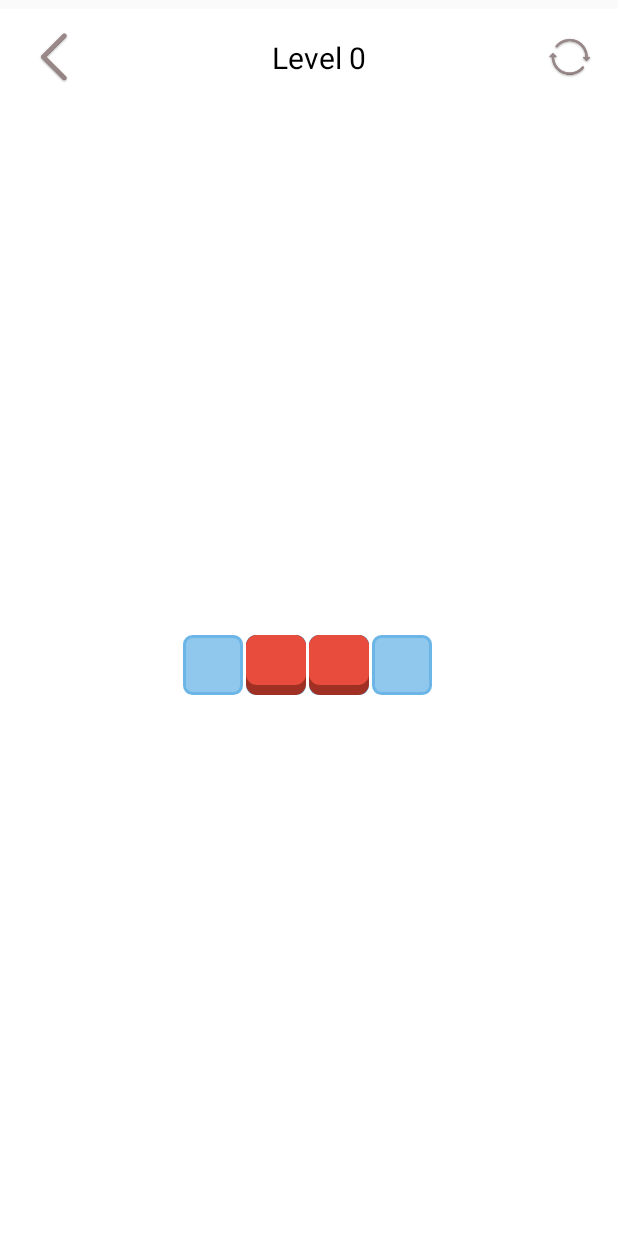
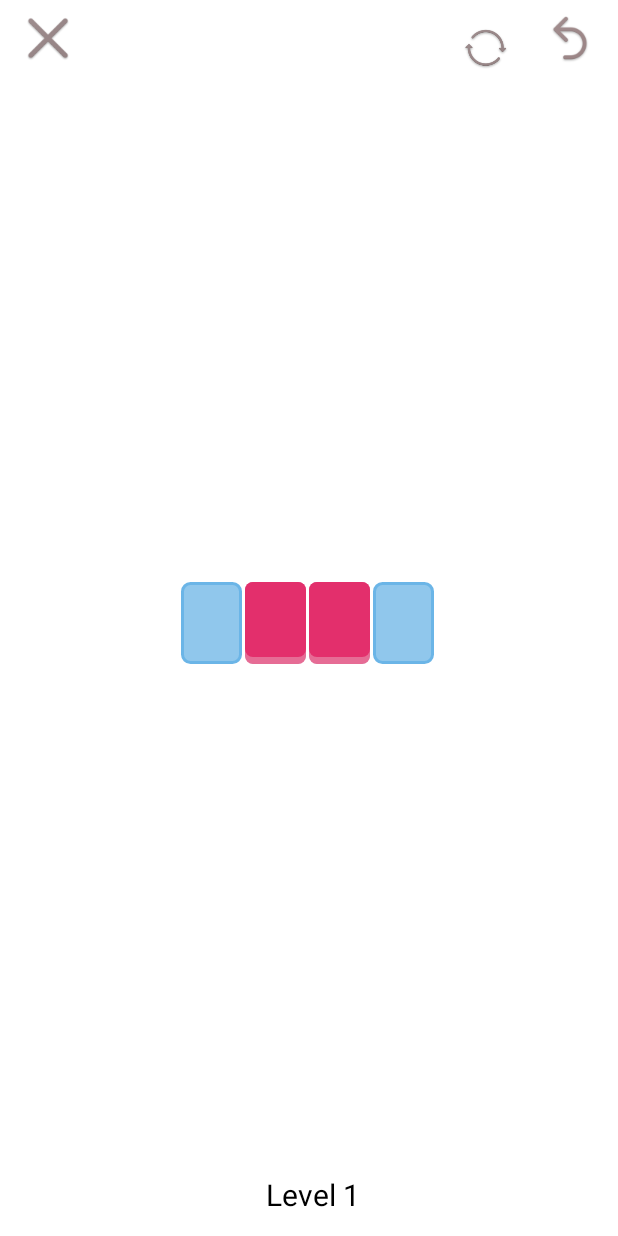
Before and after one commit to angitha-das/Clever-Move, an Android app: the screen it shows after launch (GamePlayActivity), after a tap on an icon or button, on a phone screen of 412 x 824 dp. Run offline under Robolectric (Android 15) with nearby library versions, the light colour scheme and no system bars.

Commit message:
re-design in progress

```diff
--- a/app/src/main/java/com/example/angitha/mygame/activity/GamePlayActivity.java
+++ b/app/src/main/java/com/example/angitha/mygame/activity/GamePlayActivity.java
@@ -1,13 +1,9 @@
 package com.example.angitha.mygame.activity;
 
 import android.content.DialogInterface;
-import android.content.Intent;
 import android.os.Bundle;
-import android.support.annotation.NonNull;
 import android.support.v7.app.AlertDialog;
 import android.support.v7.app.AppCompatActivity;
-import android.view.Menu;
-import android.view.MenuItem;
 import android.view.View;
 import android.view.Window;
 import android.view.WindowManager;
@@ -16,7 +12,6 @@ import android.widget.TextView;
 
 import com.example.angitha.mygame.R;
 import com.example.angitha.mygame.controller.GamePlayController;
-import com.example.angitha.mygame.levels.GameLevels;
 import com.example.angitha.mygame.rules.GameRules;
 import com.example.angitha.mygame.view.BoardView;
 
@@ -30,10 +25,11 @@ public class GamePlayActivity extends AppCompatActivity {
     private final GameRules mGameRules = new GameRules();
 
     private BoardView boardView;
-    private TextView textviewScore;
     private TextView levelIndicator;
-    private ImageView back;
+    private ImageView close;
     private ImageView refresh;
+    private ImageView previousLevel;
+    private ImageView nextLevel;
     Integer position;
 
     @Override
@@ -52,11 +48,13 @@ public class GamePlayActivity extends AppCompatActivity {
             position = extras.getInt("Position");
         }
         boardView = (BoardView) findViewById(R.id.game_table_layout);
-        textviewScore = (TextView) findViewById(R.id.score);
         levelIndicator = (TextView) findViewById(R.id.level);
-        back = (ImageView) findViewById(R.id.back);
+        close = (ImageView) findViewById(R.id.close);
         refresh = (ImageView) findViewById(R.id.refresh);
-        back.setOnClickListener(new View.OnClickListener() {
+        previousLevel = (ImageView) findViewById(R.id.previousLevel);
+        nextLevel = (ImageView) findViewById(R.id.nextLevel);
+
+        close.setOnClickListener(new View.OnClickListener() {
             @Override
             public void onClick(View v) {
                 showAlert(R.string.back);
@@ -68,7 +66,19 @@ public class GamePlayActivity extends AppCompatActivity {
                 showAlert(R.string.restart_game);
             }
         });
-        mGameController = new GamePlayController(this, boardView,textviewScore,levelIndicator);
+        previousLevel.setOnClickListener(new View.OnClickListener() {
+            @Override
+            public void onClick(View v) {
+                mGameController.restartGame();
+            }
+        });
+        nextLevel.setOnClickListener(new View.OnClickListener() {
+            @Override
+            public void onClick(View v) {
+                mGameController.restartGame();
+            }
+        });
+        mGameController = new GamePlayController(this, boardView,levelIndicator,previousLevel,nextLevel);
     }
 
     private void showAlert(final int msgId) {
--- a/app/src/main/java/com/example/angitha/mygame/controller/GamePlayController.java
+++ b/app/src/main/java/com/example/angitha/mygame/controller/GamePlayController.java
@@ -9,6 +9,7 @@ import android.util.Log;
 import android.view.DragEvent;
 import android.view.MotionEvent;
 import android.view.View;
+import android.widget.ImageView;
 import android.widget.TextView;
 
 import com.example.angitha.mygame.BuildConfig;
@@ -49,8 +50,9 @@ public class GamePlayController{
      */
     private int mScore;
     private int mTotalScore;
-    private TextView mTextViewScore;
     private TextView mLevelIndicator;
+    private ImageView mPreviousLevel;
+    private ImageView mNextLevel;
 
     /**
      * current status
@@ -65,11 +67,14 @@ public class GamePlayController{
 
     private GameLevels mGameLevels = GameLevels.getInstance();
 
-    public GamePlayController(Context context, BoardView boardView, TextView textviewScore, TextView levelIndicator) {
+    public GamePlayController(Context context, BoardView boardView
+            , TextView levelIndicator, ImageView previousLevel,ImageView nextLevel) {
         this.mContext = context;
         this.mBoardView = boardView;
-        this.mTextViewScore = textviewScore;
         this.mLevelIndicator = levelIndicator;
+        this.mPreviousLevel = previousLevel;
+        this.mNextLevel = nextLevel;
+
         initialize();
         setScore(mTotalScore);
         updateTextViewScore();
@@ -85,9 +90,18 @@ public class GamePlayController{
         // unfinished the game
         mTotalScore = 0;
         mOutcome = BoardLogic.Outcome.NOTHING;
+
+        //Initialize Previous and next level icon
+        if(mGameLevels.getGameLevelToPlay(mContext) > 0){
+            mPreviousLevel.setVisibility(View.VISIBLE);
+        }
+        if(mGameLevels.getHighestLevelCrossed(mContext) > mGameLevels.getGameLevelToPlay(mContext)){
+            mNextLevel.setVisibility(View.VISIBLE);
+        }
+
         // initialize board as per level
             int mLevelGrid[][] = setGameBoard(mGameLevels.getGameLevelToPlay(mContext));
-            mLevelIndicator.setText(String.format(" Level %d", mGameLevels.getGameLevelToPlay(mContext)));
+            mLevelIndicator.setText(String.format(" Level %d", mGameLevels.getGameLevelToPlay(mContext)+1));
             for (int r = 0; r < 9; r++) {
                 for (int c = 0; c < 9; c++) {
                     mGrid[r][c] = mLevelGrid[r][c];
@@ -97,7 +111,6 @@ public class GamePlayController{
                 }
             }
     }
-
 
     public void exitGame() {
         ((GamePlayActivity) mContext).finish();
@@ -125,7 +138,6 @@ public class GamePlayController{
      *
      */
     private void updateTextViewScore() {
-            mTextViewScore.setText(Integer.toString(getScore()));
             if(getScore() == 1){
                 if(mGameLevels.levelToPlay == mGameLevels.getHighestLevelCrossed(mContext)){
                     mGameLevels.updateLevelStatus(mContext);
@@ -133,8 +145,6 @@ public class GamePlayController{
                     mGameLevels.levelToPlay = mGameLevels.levelToPlay+1;
                 }
                 saveGameLevelCompleted();
-                //mTextViewScore.setText(R.string.won);
-//                alertProceedToNextLevel(R.string.next_level,R.string.continue_playing);
             }
     }
     private void saveGameLevelCompleted(){
@@ -259,10 +269,4 @@ public class GamePlayController{
     private void setScore(int s) {
         mScore = s;
     }
-
-    /**
-     * Getter for score
-     *
-     * @return score
-     */
 }
--- a/app/src/main/java/com/example/angitha/mygame/levels/GameLevels.java
+++ b/app/src/main/java/com/example/angitha/mygame/levels/GameLevels.java
@@ -14,13 +14,14 @@ import static com.example.angitha.mygame.utils.PrefUtils.saveToPrefs;
 public class GameLevels {
     private int totalNumberOfLevels = 12;
     private static final String KEY_LEVEL = "levelCrossed";
-    private Context mContext;
+
 
 
     //clicked from levels activity.disable unlocked levels from click
     public int levelToPlay;
+    public int previousLevel = 0;
+    public int nextLevel = 0;
     public boolean fromMenu;
-    boolean mFromMenu;
 
     /*
     0 invisible
@@ -212,16 +213,16 @@ public class GameLevels {
 
     //updating status of levels
     public void updateLevelStatus(Context mContext){
-        this.mContext = mContext;
         levelToPlay = levelToPlay+1;
         saveToPrefs(mContext,KEY_LEVEL,levelToPlay);
     }
 
     public int getGameLevelToPlay(Context mContext){
-        this.mContext = mContext;
         if(fromMenu) {
             levelToPlay = getHighestLevelCrossed(mContext) ;
         }
+        previousLevel = levelToPlay -1;
+        nextLevel = levelToPlay + 1;
         return levelToPlay;
     }
 
--- a/app/src/main/java/com/example/angitha/mygame/view/BoardView.java
+++ b/app/src/main/java/com/example/angitha/mygame/view/BoardView.java
@@ -1,5 +1,6 @@
 package com.example.angitha.mygame.view;
 
+import android.app.Activity;
 import android.content.Context;
 import android.graphics.drawable.Drawable;
 import android.support.annotation.NonNull;
@@ -71,10 +72,10 @@ public class BoardView extends TableLayout {
 
 	private void buildCells() {
 		removeAllViewsInLayout();
-		int height = dpToPixels(40);
-		int width = dpToPixels(40);
-		int height_peg = dpToPixels(40);
-		int width_peg = dpToPixels(40);
+		int height = (((Activity) getContext()).getWindowManager()
+				.getDefaultDisplay().getHeight())/15;
+		int width = (((Activity) getContext()).getWindowManager()
+				.getDefaultDisplay().getWidth())/10;
 		for (int r = 0; r < Row; r++) {
 			row[r] = new TableRow(mContext);
 			for (int c = 0; c < Col; c++) {
@@ -87,7 +88,7 @@ public class BoardView extends TableLayout {
 						pieces[r][c] = new PegView(mContext, r, c);
 						pieces[r][c].setImageResource(R.drawable.cell);
 						pieces[r][c].setPadding(0,0,0,0);
-						pieces[r][c].setLayoutParams(new ViewGroup.LayoutParams(height_peg,width_peg));
+						pieces[r][c].setLayoutParams(new ViewGroup.LayoutParams(width,height));
 						pieces[r][c].setOnTouchListener(pegTouchListener);
 						squares[r][c].addView(pieces[r][c]);
 					}
--- a/app/src/main/res/drawable/cell.xml
+++ b/app/src/main/res/drawable/cell.xml
@@ -4,15 +4,15 @@
             <!-- SHADOW LAYER -->
             <item android:left="0dp" android:top="0dp">
                 <shape>
-                    <solid android:color="@color/pomegranate" />
-                    <corners android:radius="7dp"/>
+                    <solid android:color="@color/pink" />
+                    <corners android:radius="5dp"/>
                 </shape>
             </item>
             <!-- CONTENT LAYER -->
-            <item android:bottom="7dp" android:right="0dp">
+            <item android:bottom="5dp" android:right="0dp">
                 <shape>
-                    <solid android:color="@color/alizarin" />
-                    <corners android:radius="7dp"/>
+                    <solid android:color="@color/pink_dark" />
+                    <corners android:radius="5dp"/>
                 </shape>
             </item>
 </layer-list>
--- a/app/src/main/res/drawable/red_disc.xml
+++ /dev/null
@@ -1,11 +0,0 @@
-<shape xmlns:android="http://schemas.android.com/apk/res/android"
-    android:shape="oval">
-    <gradient
-        android:startColor="@color/peter_river"
-        android:centerColor="@color/peter_river"
-        android:endColor="@color/peter_river"
-        android:angle="270" />
-    <stroke
-        android:width="5dp"
-        android:color="@color/belize_hole" />
-</shape>
--- a/app/src/main/res/drawable/square_hover.xml
+++ b/app/src/main/res/drawable/square_hover.xml
@@ -1,12 +1,8 @@
 <?xml version="1.0" encoding="utf-8"?>
-<shape xmlns:android="http://schemas.android.com/apk/res/android"
-    android:shape="oval">
-    <gradient
-        android:startColor="@color/alizarin"
-        android:centerColor="@color/alizarin"
-        android:endColor="@color/alizarin"
-        android:angle="270" />
-    <stroke
-        android:width="5dp"
-        android:color="@color/pomegranate" />
+
+<shape xmlns:android="http://schemas.android.com/apk/res/android">
+    <solid android:color="#22A7F0" />
+    <corners android:radius="5dp"/>
+    <stroke android:color="@color/peter_river_dark"
+        android:width="2dp" />
 </shape>
--- a/app/src/main/res/layout/activity_game_play.xml
+++ b/app/src/main/res/layout/activity_game_play.xml
@@ -1,41 +1,45 @@
 <?xml version="1.0" encoding="utf-8"?>
 <android.support.constraint.ConstraintLayout
+    xmlns:android="http://schemas.android.com/apk/res/android"
     xmlns:app="http://schemas.android.com/apk/res-auto"
+    xmlns:tools="http://schemas.android.com/tools"
     android:id="@+id/game_linear_layout"
+    android:layout_width="match_parent"
     android:layout_height="match_parent"
-    android:layout_width="match_parent"
-    android:layout_marginTop="4dp"
     android:layout_gravity="center"
     android:background="@color/colorWhite"
-    xmlns:android="http://schemas.android.com/apk/res/android">
-
+    tools:layout_editor_absoluteY="31dp">
 
     <ImageView
-        android:id="@+id/back"
-        android:layout_width="56dp"
+        android:id="@+id/close"
+        android:layout_width="wrap_content"
         android:layout_height="wrap_content"
-        android:layout_gravity="start"
+        android:layout_gravity="end"
         android:layout_marginLeft="8dp"
         android:layout_marginStart="8dp"
         android:layout_marginTop="8dp"
-        android:src="@drawable/back"
+        android:src="@drawable/close"
+        app:layout_constraintBottom_toBottomOf="@+id/timer"
         app:layout_constraintStart_toStartOf="parent"
         app:layout_constraintTop_toTopOf="parent" />
 
     <TextView
-        android:id="@+id/level"
+        android:id="@+id/timer"
         android:layout_width="wrap_content"
         android:layout_height="wrap_content"
         android:layout_marginBottom="8dp"
         android:layout_marginEnd="8dp"
         android:layout_marginStart="8dp"
         android:layout_marginTop="8dp"
+        android:text="@string/timer"
+        android:textColor="@color/colorBlack"
         android:textSize="20dp"
-        android:textColor="@color/colorBlack"
+        android:visibility="invisible"
         app:layout_constraintBottom_toBottomOf="@+id/refresh"
         app:layout_constraintEnd_toStartOf="@+id/refresh"
-        app:layout_constraintStart_toEndOf="@+id/back"
-        app:layout_constraintTop_toTopOf="@+id/refresh" />
+        app:layout_constraintStart_toEndOf="@+id/close"
+        app:layout_constraintTop_toTopOf="parent" />
+
 
     <ImageView
         android:id="@+id/refresh"
@@ -46,6 +50,19 @@
         android:layout_marginRight="8dp"
         android:layout_marginTop="8dp"
         android:src="@drawable/refresh"
+        app:layout_constraintEnd_toStartOf="@+id/undo"
+        app:layout_constraintTop_toTopOf="parent" />
+
+    <ImageView
+        android:id="@+id/undo"
+        android:layout_width="wrap_content"
+        android:layout_height="wrap_content"
+        android:layout_gravity="end"
+        android:layout_marginRight="8dp"
+        android:layout_marginEnd="8dp"
+        android:layout_marginTop="8dp"
+        android:src="@drawable/undo"
+        app:layout_constraintBottom_toBottomOf="@+id/timer"
         app:layout_constraintEnd_toEndOf="parent"
         app:layout_constraintTop_toTopOf="parent" />
 
@@ -53,28 +70,55 @@
         android:id="@+id/game_table_layout"
         android:layout_width="wrap_content"
         android:layout_height="wrap_content"
-        android:layout_marginEnd="8dp"
-        android:layout_marginStart="8dp"
-        app:layout_constraintBottom_toTopOf="@+id/score"
+        android:layout_marginTop="8dp"
+        app:layout_constraintBottom_toTopOf="@+id/level"
         app:layout_constraintEnd_toEndOf="parent"
         app:layout_constraintStart_toStartOf="parent"
-        app:layout_constraintTop_toBottomOf="@+id/back" />
+        app:layout_constraintTop_toBottomOf="@+id/timer" />
+
+    <ImageView
+        android:id="@+id/previousLevel"
+        android:layout_width="56dp"
+        android:layout_height="wrap_content"
+        android:layout_gravity="start"
+        android:layout_marginBottom="8dp"
+        android:layout_marginLeft="8dp"
+        android:layout_marginStart="8dp"
+        android:layout_marginTop="8dp"
+        android:src="@drawable/back"
+        android:visibility="invisible"
+        app:layout_constraintBottom_toBottomOf="parent"
+        app:layout_constraintStart_toStartOf="parent"
+        app:layout_constraintTop_toTopOf="@+id/nextLevel" />
 
     <TextView
-        android:id="@+id/score"
-        android:layout_width="match_parent"
+        android:id="@+id/level"
+        android:layout_width="wrap_content"
         android:layout_height="wrap_content"
-        android:layout_alignParentBottom="true"
         android:layout_marginBottom="8dp"
         android:layout_marginEnd="8dp"
         android:layout_marginStart="8dp"
-        android:gravity="center"
-        android:text="@string/game_score"
+        android:layout_marginTop="8dp"
+        android:text="@string/game_level"
+        android:textColor="@color/colorBlack"
         android:textSize="20dp"
-        android:visibility="gone"
         app:layout_constraintBottom_toBottomOf="parent"
-        app:layout_constraintEnd_toEndOf="parent"
-        app:layout_constraintStart_toStartOf="parent"
-        />
+        app:layout_constraintEnd_toStartOf="@+id/nextLevel"
+        app:layout_constraintStart_toEndOf="@+id/previousLevel"
+        app:layout_constraintTop_toTopOf="@+id/nextLevel" />
+
+    <ImageView
+        android:id="@+id/nextLevel"
+        android:layout_width="56dp"
+        android:layout_height="wrap_content"
+        android:layout_gravity="start"
+        android:layout_marginBottom="8dp"
+        android:layout_marginEnd="8dp"
+        android:layout_marginRight="8dp"
+        android:rotation="180"
+        android:visibility="invisible"
+        android:src="@drawable/back"
+        app:layout_constraintBottom_toBottomOf="parent"
+        app:layout_constraintEnd_toEndOf="parent" />
 
 </android.support.constraint.ConstraintLayout>
--- a/app/src/main/res/values/colors.xml
+++ b/app/src/main/res/values/colors.xml
@@ -5,9 +5,13 @@
     <color name="colorAccent">#FF4081</color>
     <color name="colorBlack">#000000</color>
     <color name="colorWhite">#FFFFFF</color>
+    <color name="pink">#e66c95</color>
+    <color name="pink_dark">#E32F6C</color>
     <color name="alizarin">#e74c3c</color>
+    <color name="alizarin_dark">#d22d1b</color>
     <color name="pomegranate">#a13024</color>
     <color name="belize_hole">#2980b9</color>
+    <color name="belize_hole_dark">#026baf</color>
     <color name="peter_river">#90c7ec</color>
     <color name="peter_river_dark">#6bb5e7</color>
     <color name="peter_river_light">#d0edff</color>
--- a/app/src/main/res/values/strings.xml
+++ b/app/src/main/res/values/strings.xml
@@ -15,7 +15,7 @@
     <string name="level_2">Medium</string>
     <string name="level_3">Extreme</string>
 
-    <string name="game_score">Score</string>
+    <string name="timer">Timer</string>
     <string name="finish_game">Quit</string>
     <string name="game_level">Levels</string>
 </resources>
```
Also changed, not shown: app/src/main/res/drawable-hdpi/close.png (added), app/src/main/res/drawable-hdpi/undo.png (added), app/src/main/res/drawable-mdpi/close.png (added), app/src/main/res/drawable-mdpi/undo.png (added), app/src/main/res/drawable-xhdpi/close.png (added), app/src/main/res/drawable-xhdpi/undo.png (added), app/src/main/res/drawable-xxhdpi/close.png (added), app/src/main/res/drawable-xxhdpi/undo.png (added), app/src/main/res/drawable-xxxhdpi/close.png (added), app/src/main/res/drawable-xxxhdpi/undo.png (added).
